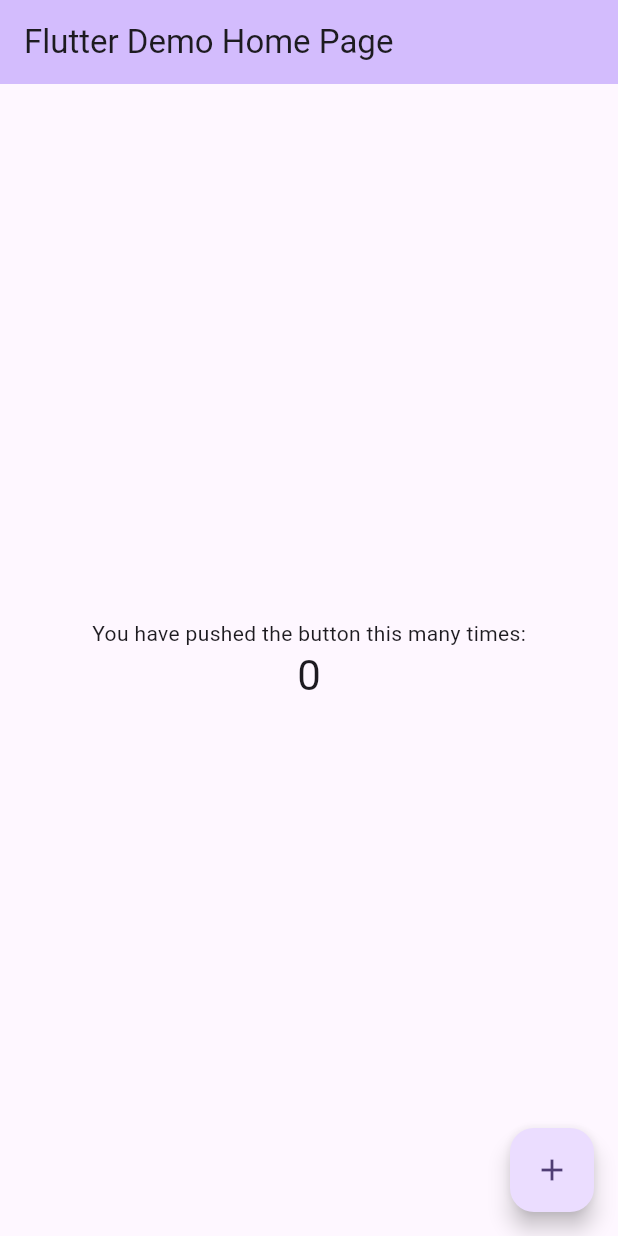
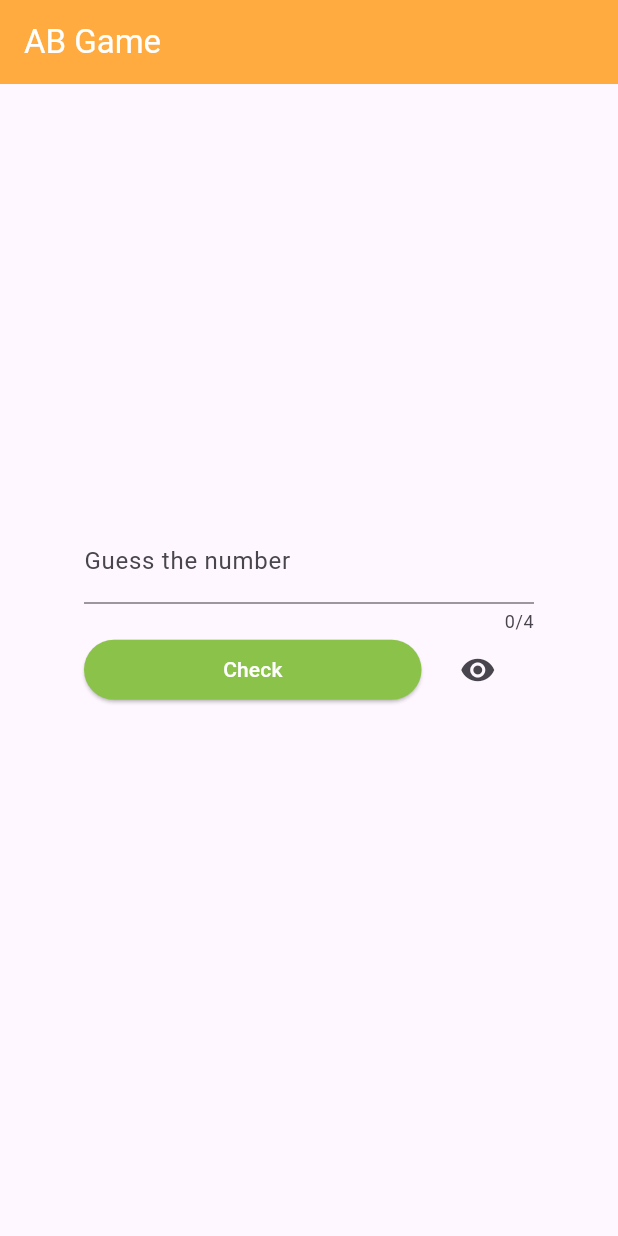
Before and after one commit to garconbenjamin/ab_game, a Flutter app: the screen it shows after launch, on a phone screen of 412 x 824 dp. Run offline on Flutter 3.47's test engine with Material 2 defaults, Android fonts, the phone set to English and light mode, and no system bars; drawn by our look-alikes of flutter_form_builder; our stand-ins replace form_builder_validators.

Commit message:
feat: complete ab game prototype

```diff
--- a/lib/main.dart
+++ b/lib/main.dart
@@ -1,4 +1,6 @@
 import 'package:flutter/material.dart';
+import 'package:flutter_form_builder/flutter_form_builder.dart';
+import 'package:form_builder_validators/form_builder_validators.dart';
 
 void main() {
   runApp(const MyApp());
@@ -7,31 +9,15 @@
 class MyApp extends StatelessWidget {
   const MyApp({super.key});
 
-  // This widget is the root of your application.
   @override
   Widget build(BuildContext context) {
     return MaterialApp(
       title: 'Flutter Demo',
       theme: ThemeData(
-        // This is the theme of your application.
-        //
-        // TRY THIS: Try running your application with "flutter run". You'll see
-        // the application has a blue toolbar. Then, without quitting the app,
-        // try changing the seedColor in the colorScheme below to Colors.green
-        // and then invoke "hot reload" (save your changes or press the "hot
-        // reload" button in a Flutter-supported IDE, or press "r" if you used
-        // the command line to start the app).
-        //
-        // Notice that the counter didn't reset back to zero; the application
-        // state is not lost during the reload. To reset the state, use hot
-        // restart instead.
-        //
-        // This works for code too, not just values: Most code changes can be
-        // tested with just a hot reload.
         colorScheme: ColorScheme.fromSeed(seedColor: Colors.deepPurple),
         useMaterial3: true,
       ),
-      home: const MyHomePage(title: 'Flutter Demo Home Page'),
+      home: const MyHomePage(title: 'AB Game'),
     );
   }
 }
@@ -39,87 +25,142 @@
 class MyHomePage extends StatefulWidget {
   const MyHomePage({super.key, required this.title});
 
-  // This widget is the home page of your application. It is stateful, meaning
-  // that it has a State object (defined below) that contains fields that affect
-  // how it looks.
-
-  // This class is the configuration for the state. It holds the values (in this
-  // case the title) provided by the parent (in this case the App widget) and
-  // used by the build method of the State. Fields in a Widget subclass are
-  // always marked "final".
-
   final String title;
 
   @override
   State<MyHomePage> createState() => _MyHomePageState();
 }
 
+bool isNumberDuplicate(String input) {
+  return input.length != input.split('').toSet().length;
+}
+
+String generateRandomNumber() {
+  String number = "";
+  List<int> digits = [0, 1, 2, 3, 4, 5, 6, 7, 8, 9];
+  digits.shuffle();
+
+  for (int i = 0; i < 4; i++) {
+    number += digits[i].toString();
+  }
+  return number;
+}
+
+class ResultMap {
+  late int status;
+  late String message;
+}
+
 class _MyHomePageState extends State<MyHomePage> {
-  int _counter = 0;
+  final _formKey = GlobalKey<FormBuilderState>();
+  String _answer = generateRandomNumber();
 
-  void _incrementCounter() {
-    setState(() {
-      // This call to setState tells the Flutter framework that something has
-      // changed in this State, which causes it to rerun the build method below
-      // so that the display can reflect the updated values. If we changed
-      // _counter without calling setState(), then the build method would not be
-      // called again, and so nothing would appear to happen.
-      _counter++;
-    });
+  String _result = "";
+
+  void checkAnswer(input) {
+    if (FormBuilderValidators.required()(input) != null ||
+        FormBuilderValidators.numeric()(input) != null) {
+      _result = "Please enter 4 digits";
+    } else if (isNumberDuplicate(input)) {
+      _result = "Please enter 4 different digits";
+    } else {
+      int a = 0;
+      int b = 0;
+      for (int i = 0; i < 4; i++) {
+        if (input[i] == _answer[i]) {
+          a++;
+        } else if (_answer.contains(input[i])) {
+          b++;
+        }
+      }
+      if (a == 4) {
+        //emoji celebration
+
+        _result = "You win🎉! \nThe answer is $_answer";
+        _answer = generateRandomNumber();
+      } else {
+        _result = "${a.toString()}A${b.toString()}B";
+      }
+    }
+    print(_answer);
+    setState(() {});
+  }
+
+  void submit() {
+    _formKey.currentState!.save();
+    if (_formKey.currentState!.validate()) {
+      _formKey.currentState!.save();
+
+      checkAnswer(_formKey.currentState!.value['answerInput']);
+    }
   }
 
   @override
   Widget build(BuildContext context) {
-    // This method is rerun every time setState is called, for instance as done
-    // by the _incrementCounter method above.
-    //
-    // The Flutter framework has been optimized to make rerunning build methods
-    // fast, so that you can just rebuild anything that needs updating rather
-    // than having to individually change instances of widgets.
     return Scaffold(
       appBar: AppBar(
-        // TRY THIS: Try changing the color here to a specific color (to
-        // Colors.amber, perhaps?) and trigger a hot reload to see the AppBar
-        // change color while the other colors stay the same.
-        backgroundColor: Theme.of(context).colorScheme.inversePrimary,
-        // Here we take the value from the MyHomePage object that was created by
-        // the App.build method, and use it to set our appbar title.
-        title: Text(widget.title),
+        backgroundColor: Colors.orangeAccent,
+        title: Text(
+          widget.title,
+          style: TextStyle(
+            color: Theme.of(context).colorScheme.onPrimary,
           ),
-      body: Center(
-        // Center is a layout widget. It takes a single child and positions it
-        // in the middle of the parent.
+        ),
+      ),
+      body: FormBuilder(
+          key: _formKey,
+          child: (Center(
+            child: SizedBox(
+                width: 300,
                 child: Column(
-          // Column is also a layout widget. It takes a list of children and
-          // arranges them vertically. By default, it sizes itself to fit its
-          // children horizontally, and tries to be as tall as its parent.
-          //
-          // Column has various properties to control how it sizes itself and
-          // how it positions its children. Here we use mainAxisAlignment to
-          // center the children vertically; the main axis here is the vertical
-          // axis because Columns are vertical (the cross axis would be
-          // horizontal).
-          //
-          // TRY THIS: Invoke "debug painting" (choose the "Toggle Debug Paint"
-          // action in the IDE, or press "p" in the console), to see the
-          // wireframe for each widget.
                   mainAxisAlignment: MainAxisAlignment.center,
                   children: <Widget>[
-            const Text(
-              'You have pushed the button this many times:',
+                    FormBuilderTextField(
+                      decoration: const InputDecoration(
+                        labelText: "Guess the number",
                       ),
-            Text(
-              '$_counter',
-              style: Theme.of(context).textTheme.headlineMedium,
+                      name: 'answerInput',
+                      maxLength: 4,
+                      buildCounter: (context,
+                          {required currentLength,
+                          required isFocused,
+                          maxLength}) {
+                        return Text(
+                            "${currentLength.toString()}/${maxLength.toString()}");
+                      },
                     ),
+                    Row(
+                      children: [
+                        Expanded(
+                            flex: 3,
+                            child: ElevatedButton(
+                                style: ButtonStyle(
+                                  backgroundColor:
+                                      MaterialStateProperty.all<Color>(
+                                          Colors.lightGreen),
+                                ),
+                                onPressed: submit,
+                                child: const Text(
+                                  "Check",
+                                  style: TextStyle(color: Colors.white),
+                                ))),
+                        Expanded(
+                            flex: 1,
+                            child: IconButton(
+                              onPressed: () {},
+                              icon: const Icon(Icons.visibility),
+                              tooltip: "Answer is $_answer",
+                            )),
                       ],
                     ),
-      ),
-      floatingActionButton: FloatingActionButton(
-        onPressed: _incrementCounter,
-        tooltip: 'Increment',
-        child: const Icon(Icons.add),
-      ), // This trailing comma makes auto-formatting nicer for build methods.
+                    const SizedBox(height: 20),
+                    Text(_result,
+                        style: const TextStyle(
+                          fontSize: 30,
+                        )),
+                  ],
+                )),
+          ))),
     );
   }
 }
--- a/pubspec.yaml
+++ b/pubspec.yaml
@@ -35,6 +35,8 @@ dependencies:
   # The following adds the Cupertino Icons font to your application.
   # Use with the CupertinoIcons class for iOS style icons.
   cupertino_icons: ^1.0.2
+  flutter_form_builder: ^9.1.1
+  form_builder_validators: ^9.1.0
 
 dev_dependencies:
   flutter_test:
```
Also changed, not shown: pubspec.lock. Lines whose indentation alone changed are shown as unchanged.
